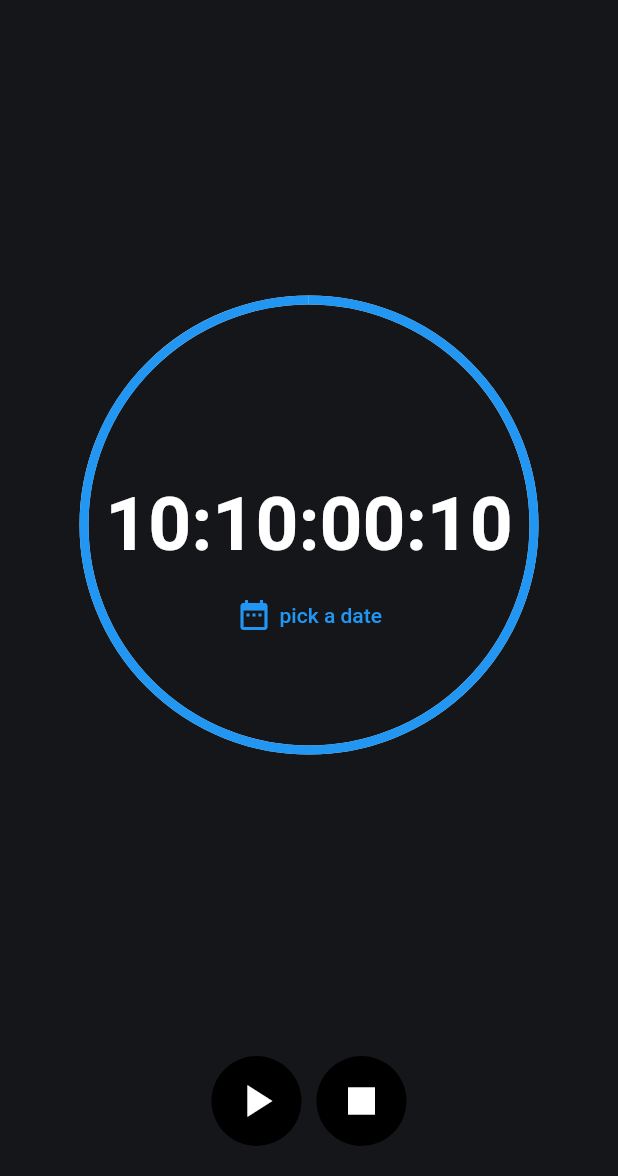
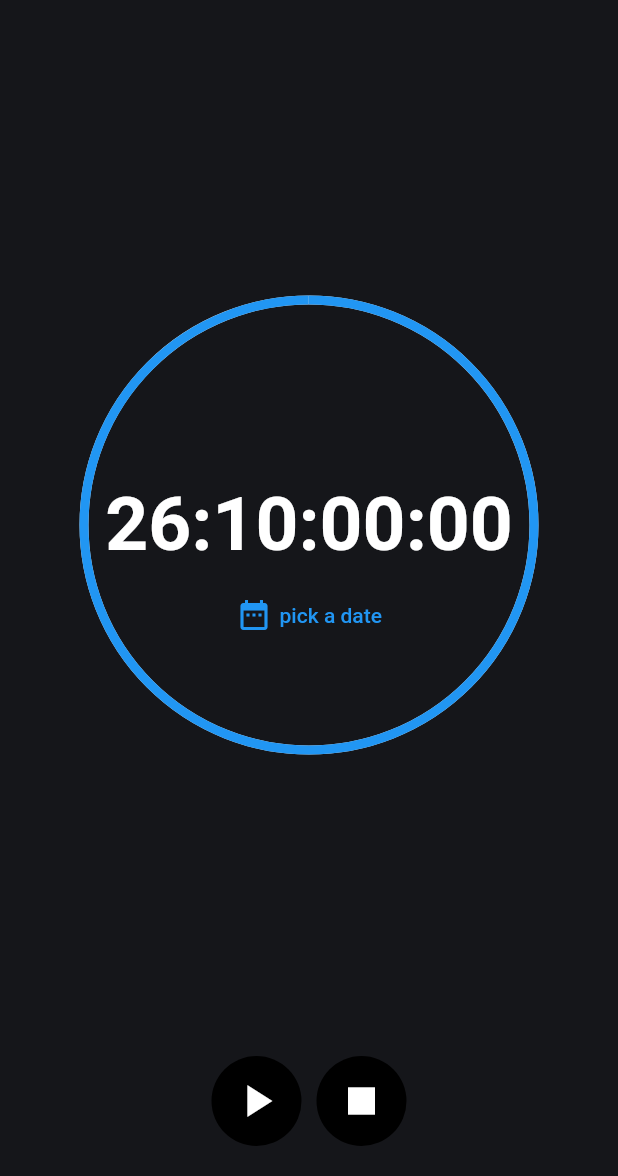
Before and after one commit to John-Daniels/flutter_countdown_app, a Flutter app: the screen it shows after launch, on a phone screen of 412 x 824 dp, the part 60-1236 px from its top. Run offline on Flutter 3.47's test engine with Material 2 defaults, Android fonts, the phone set to English and light mode, and no system bars; our stand-ins replace shared_preferences; missing offline and left inert: flutter_ringtone_player.

Commit message:
setthe anim duration to DateTime.now()

```diff
--- a/lib/views/countdown-page.dart
+++ b/lib/views/countdown-page.dart
@@ -101,9 +101,14 @@ class _CountdownPageState extends State<CountdownPage>
   @override
   void initState() {
     super.initState();
+    var currentDateTime = DateTime.now();
     controller = AnimationController(
       vsync: this,
-      duration: Duration(days: 10, hours: 10, seconds: 10),
+      duration: Duration(
+        days: currentDateTime.day,
+        hours: currentDateTime.hour,
+        seconds: currentDateTime.second,
+      ),
     );
 
     controller.addListener(() {
```
